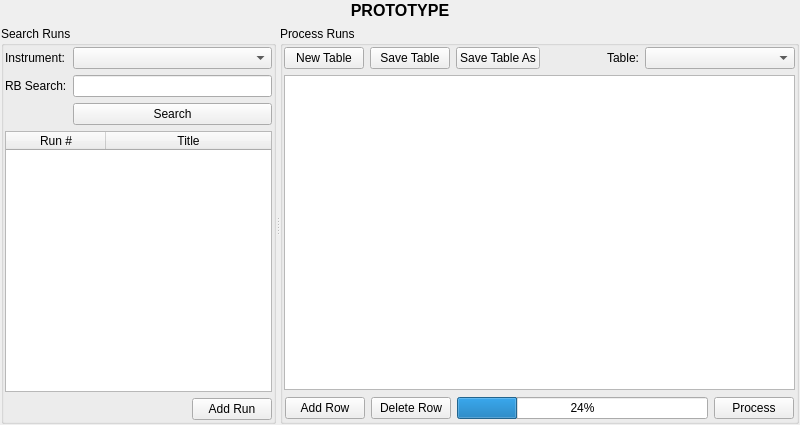
Before: the Qt Designer form Code/Mantid/MantidQt/CustomInterfaces/inc/MantidQtCustomInterfaces/ReflMainWidget.ui in mantidproject/mantid, drawn with Qt 5.
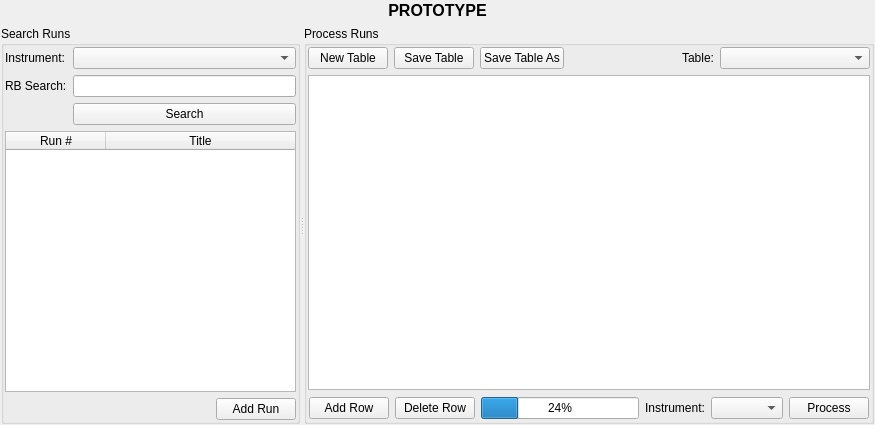
After: the same form once the commit is applied. Custom widgets are drawn as their Qt base class.

Commit message: Refs #10223 Add instrument selection controls to Refl UI

Diff of the .ui file:
```diff
--- a/Code/Mantid/MantidQt/CustomInterfaces/inc/MantidQtCustomInterfaces/ReflMainWidget.ui
+++ b/Code/Mantid/MantidQt/CustomInterfaces/inc/MantidQtCustomInterfaces/ReflMainWidget.ui
@@ -6,7 +6,7 @@
    <rect>
     <x>0</x>
     <y>0</y>
-    <width>800</width>
+    <width>875</width>
     <height>425</height>
    </rect>
   </property>
@@ -83,12 +83,6 @@
              <height>0</height>
             </size>
            </property>
-           <property name="font">
-            <font>
-             <weight>75</weight>
-             <bold>true</bold>
-            </font>
-           </property>
            <property name="toolTip">
             <string>Sets the instrument to use.</string>
            </property>
@@ -335,6 +329,16 @@
              </property>
             </widget>
            </item>
+           <item>
+            <widget class="QLabel" name="labelProcessInstrument">
+             <property name="text">
+              <string>Instrument:</string>
+             </property>
+            </widget>
+           </item>
+           <item>
+            <widget class="QComboBox" name="comboProcessInstrument"/>
+           </item>
            <item>
             <widget class="QPushButton" name="buttonProcess">
              <property name="sizePolicy">
```
Left out of the diff: 6 changed lines with no effect on the pictures. The commit also changes 3 other files.
